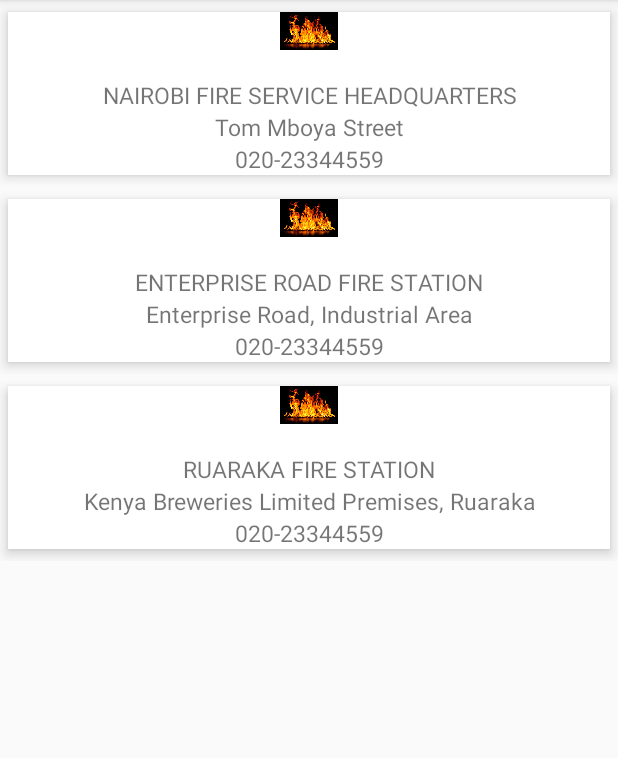
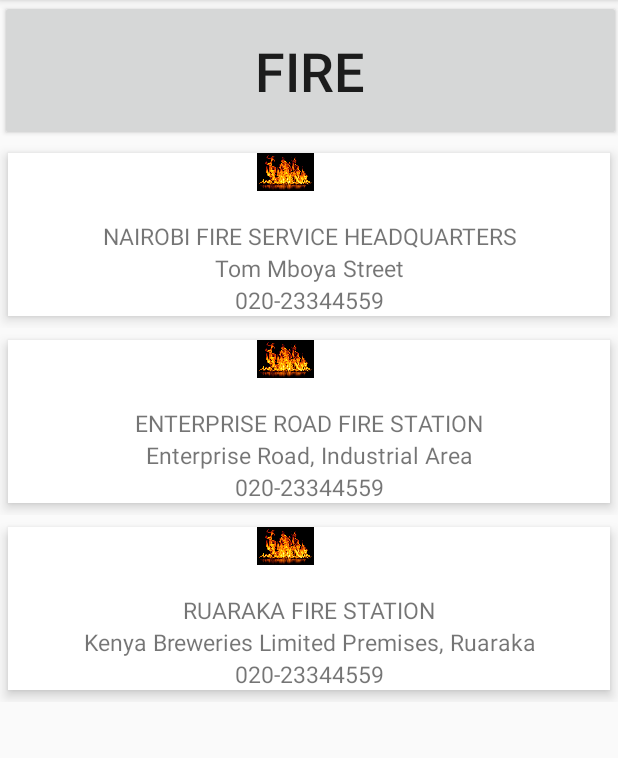
Before and after one commit to NjeriNjoroge/Ring_The_Alarm, an Android app: the FireActivity screen opened directly, with no data from a screen before it, after a tap on "NAIROBI FIRE SERVICE HEADQUARTERS", on a phone screen of 412 x 824 dp, the part 84-842 px from its top. Run offline under Robolectric (Android 15) with nearby library versions, the phone set to English and light mode, and no system bars.

Commit message:
cardviews calling

```diff
--- a/app/src/main/AndroidManifest.xml
+++ b/app/src/main/AndroidManifest.xml
@@ -1,6 +1,7 @@
 <?xml version="1.0" encoding="utf-8"?>
 <manifest xmlns:android="http://schemas.android.com/apk/res/android"
     package="com.example.gnjoroge.ringthealarm">
+    <uses-permission android:name="android.permission.CALL_PHONE" />
 
     <application
         android:allowBackup="true"
--- a/app/src/main/java/com/example/gnjoroge/ringthealarm/FireActivity.java
+++ b/app/src/main/java/com/example/gnjoroge/ringthealarm/FireActivity.java
@@ -1,16 +1,23 @@
 package com.example.gnjoroge.ringthealarm;
 
+import android.content.Intent;
+import android.content.pm.PackageManager;
+import android.net.Uri;
+import android.support.v4.app.ActivityCompat;
 import android.support.v7.app.AppCompatActivity;
 import android.os.Bundle;
 import android.support.v7.widget.CardView;
 import android.support.v7.widget.DefaultItemAnimator;
 import android.support.v7.widget.LinearLayoutManager;
 import android.support.v7.widget.RecyclerView;
+import android.view.View;
 import android.widget.ArrayAdapter;
+import android.widget.Button;
 import android.widget.ListView;
 import android.widget.TextView;
 
 import java.util.ArrayList;
+import java.util.jar.Manifest;
 
 public class FireActivity extends AppCompatActivity {
     private CardView mCardView;
@@ -22,12 +29,23 @@ public class FireActivity extends AppCompatActivity {
     private RecyclerView.LayoutManager layoutManager;
     private static RecyclerView recyclerView;
     private static ArrayList<Fire> data;
+    private Button button;
 
 
     @Override
     protected void onCreate(Bundle savedInstanceState) {
         super.onCreate(savedInstanceState);
         setContentView(R.layout.activity_fire);
+        button = (Button) findViewById(R.id.fireEmergencyButton);
+
+        button.setOnClickListener(new View.OnClickListener(){
+            public void onClick(View arg0){
+                Intent callIntent = new Intent(Intent.ACTION_DIAL);
+                callIntent.setData(Uri.parse("tel:911"));
+
+                startActivity(callIntent);
+            }
+        });
 
         mCardView=(CardView) findViewById(R.id.card_view);
         //mCardView.setOnClickListener(this);
--- a/app/src/main/java/com/example/gnjoroge/ringthealarm/FireAdapter.java
+++ b/app/src/main/java/com/example/gnjoroge/ringthealarm/FireAdapter.java
@@ -1,6 +1,8 @@
 package com.example.gnjoroge.ringthealarm;
 
 import android.content.Context;
+import android.content.Intent;
+import android.net.Uri;
 import android.support.v7.widget.RecyclerView;
 import android.view.LayoutInflater;
 import android.view.View;
@@ -38,8 +40,10 @@ public class FireAdapter extends RecyclerView.Adapter<FireAdapter.FireView> {
             view.setOnClickListener(this);
         }
         @Override
-        public void onClick(View v){
-//            Toast.makeText(FireActivity.this, "nice", Toast.LENGTH_LONG).show();
+        public void onClick(View args0){
+            Intent phoneIntent = new Intent(Intent.ACTION_DIAL);
+            phoneIntent.setData(Uri.parse("tel:020-23344559"));
+            itemView.getContext().startActivity(phoneIntent);
         }
     }
 
--- a/app/src/main/res/layout/activity_fire.xml
+++ b/app/src/main/res/layout/activity_fire.xml
@@ -7,6 +7,13 @@
     android:orientation="vertical"
     tools:context="com.example.gnjoroge.ringthealarm.FireActivity">
 
+    <Button
+        android:id="@+id/fireEmergencyButton"
+        android:layout_width="414dp"
+        android:layout_height="94dp"
+        android:text="Fire"
+        android:textSize="36sp" />
+
     <android.support.v7.widget.RecyclerView
         android:id="@+id/my_recycler_view"
         android:layout_width="match_parent"
--- a/app/src/main/res/layout/card_view.xml
+++ b/app/src/main/res/layout/card_view.xml
@@ -22,7 +22,7 @@
 
             <ImageView
                 android:id="@+id/imageView"
-                android:layout_width="match_parent"
+                android:layout_width="370dp"
                 android:layout_height="25dp"
                 android:layout_alignParentTop="true"
                 android:layout_alignParentLeft="true"
```
